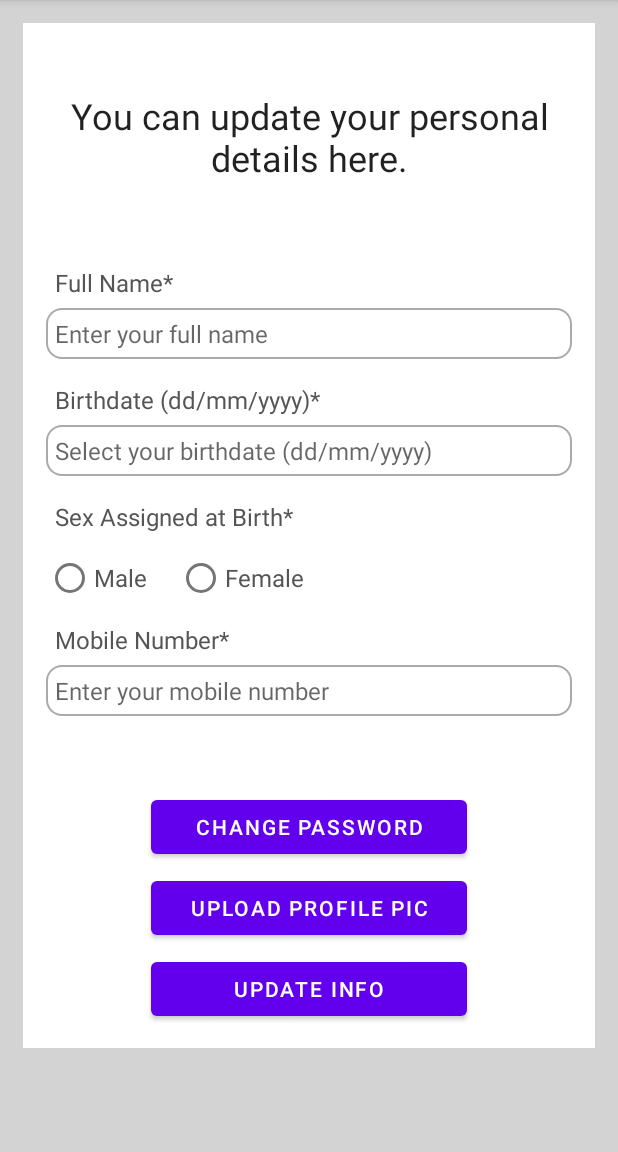
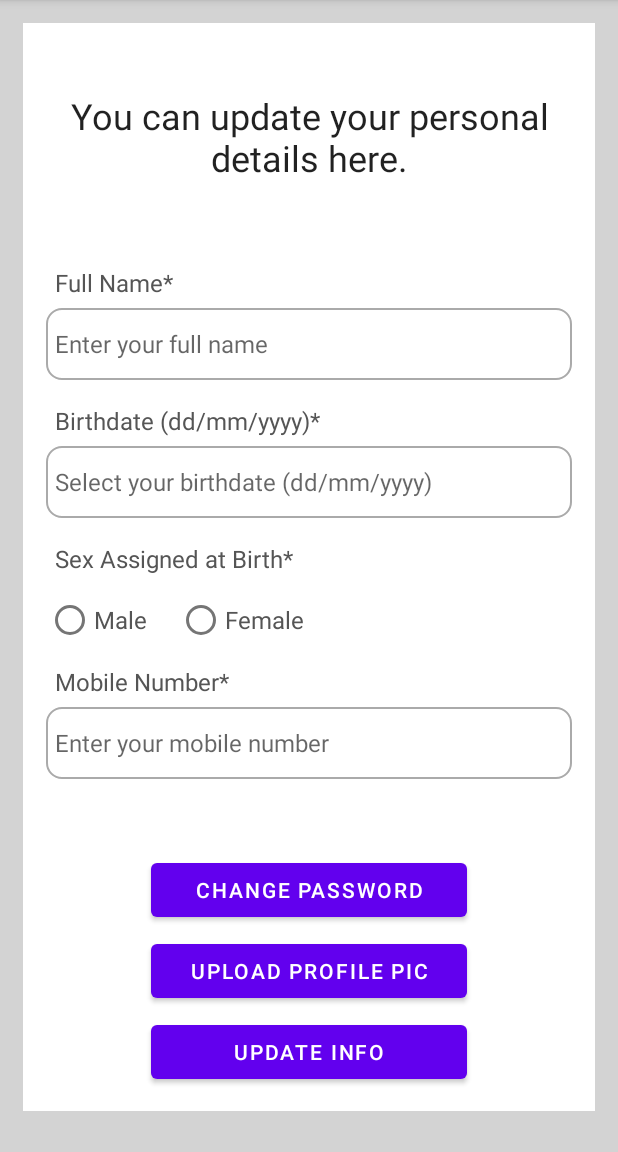
Before and after one commit to Ai-nihil/Time-I.T, an Android app: the UserUpdateProfileActivity screen opened directly, with no data from a screen before it, on a phone screen of 412 x 824 dp, the part 84-1236 px from its top. Run offline under Robolectric (Android 15) with nearby library versions, the phone set to English and light mode, and no system bars; our stand-ins replace Firebase (no records; nobody signed in at launch, a user with empty details on screens opened directly).

```diff
--- a/app/src/main/res/layout/activity_user_update_profile.xml
+++ b/app/src/main/res/layout/activity_user_update_profile.xml
@@ -38,12 +38,13 @@
             android:id="@+id/userUpdateProfileActivityEditTextFullName"
             android:layout_width="match_parent"
             android:layout_height="wrap_content"
+            android:layout_below="@+id/userUpdateProfileActivityTextViewFullName"
+            android:background="@drawable/border"
             android:hint="Enter your full name"
             android:inputType="textPersonName"
-            android:textSize="16sp"
+            android:minHeight="48dp"
             android:padding="6dp"
-            android:layout_below="@+id/userUpdateProfileActivityTextViewFullName"
-            android:background="@drawable/border"/>
+            android:textSize="16sp" />
 
         <TextView
             android:id="@+id/userUpdateProfileActivityTextViewBirthdate"
@@ -60,13 +61,14 @@
             android:id="@+id/userUpdateProfileActivityEditTextBirthdate"
             android:layout_width="match_parent"
             android:layout_height="wrap_content"
+            android:layout_below="@+id/userUpdateProfileActivityTextViewBirthdate"
+            android:background="@drawable/border"
+            android:focusable="false"
             android:hint="Select your birthdate (dd/mm/yyyy)"
             android:inputType="date"
-            android:focusable="false"
-            android:textSize="16sp"
+            android:minHeight="48dp"
             android:padding="6dp"
-            android:layout_below="@+id/userUpdateProfileActivityTextViewBirthdate"
-            android:background="@drawable/border"/>
+            android:textSize="16sp" />
 
         <TextView
             android:id="@+id/userUpdateProfileActivityTextViewGender"
@@ -118,12 +120,13 @@
             android:id="@+id/userUpdateProfileActivityEditTextMobileNumber"
             android:layout_width="match_parent"
             android:layout_height="wrap_content"
+            android:layout_below="@+id/userUpdateProfileActivityTextViewMobileNumber"
+            android:background="@drawable/border"
             android:hint="Enter your mobile number"
             android:inputType="phone"
-            android:textSize="16sp"
+            android:minHeight="48dp"
             android:padding="6dp"
-            android:layout_below="@+id/userUpdateProfileActivityTextViewMobileNumber"
-            android:background="@drawable/border"/>
+            android:textSize="16sp" />
 
         <Button
             android:id="@+id/userUpdateProfileActivityButtonUploadChangePassword"
```
Also changed, not shown: app/src/main/java/com/example/ojtproject/UserAdapter.java (+6 -3 lines), app/src/main/java/com/example/ojtproject/UserUpdateProfileActivity.java (+14 -4 lines).
